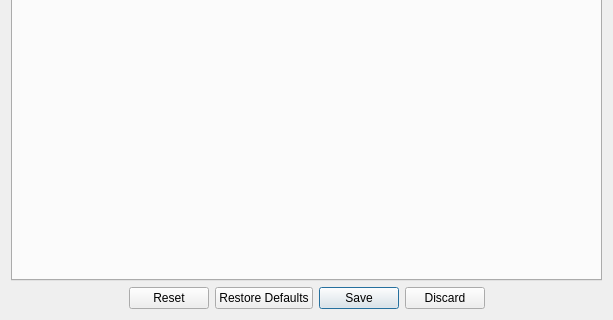
Before: the Qt Designer form ui/settings/Settings.ui in OpenFairWind/FairWindSK, drawn with Qt 5; both pictures show x 0 to 613 and y 228 to 548 of the 613 by 548 pixel window.
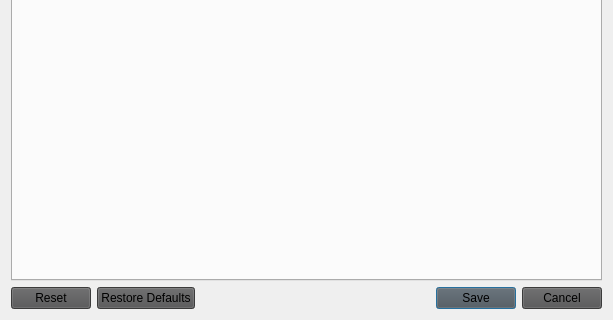
After: the same form once the commit is applied.

```diff
--- a/ui/settings/Settings.ui
+++ b/ui/settings/Settings.ui
@@ -33,11 +33,18 @@
    </item>
    <item row="1" column="0">
     <widget class="QDialogButtonBox" name="buttonBox">
+     <property name="styleSheet">
+      <string notr="true">background-color: rgb(82, 82, 83);
+border-top-color: rgb(159, 157, 160);
+border-left-color: rgb(159, 157, 160);
+border-right-color: rgb(83, 83, 84);
+border-bottom-color: rgb(83, 83, 84);</string>
+     </property>
      <property name="standardButtons">
-      <set>QDialogButtonBox::Discard|QDialogButtonBox::Reset|QDialogButtonBox::RestoreDefaults|QDialogButtonBox::Save</set>
+      <set>QDialogButtonBox::StandardButton::Cancel|QDialogButtonBox::StandardButton::Reset|QDialogButtonBox::StandardButton::RestoreDefaults|QDialogButtonBox::StandardButton::Save</set>
      </property>
      <property name="centerButtons">
-      <bool>true</bool>
+      <bool>false</bool>
      </property>
     </widget>
    </item>
```
Left out of the diff: 4 changed lines with no effect on the pictures.
